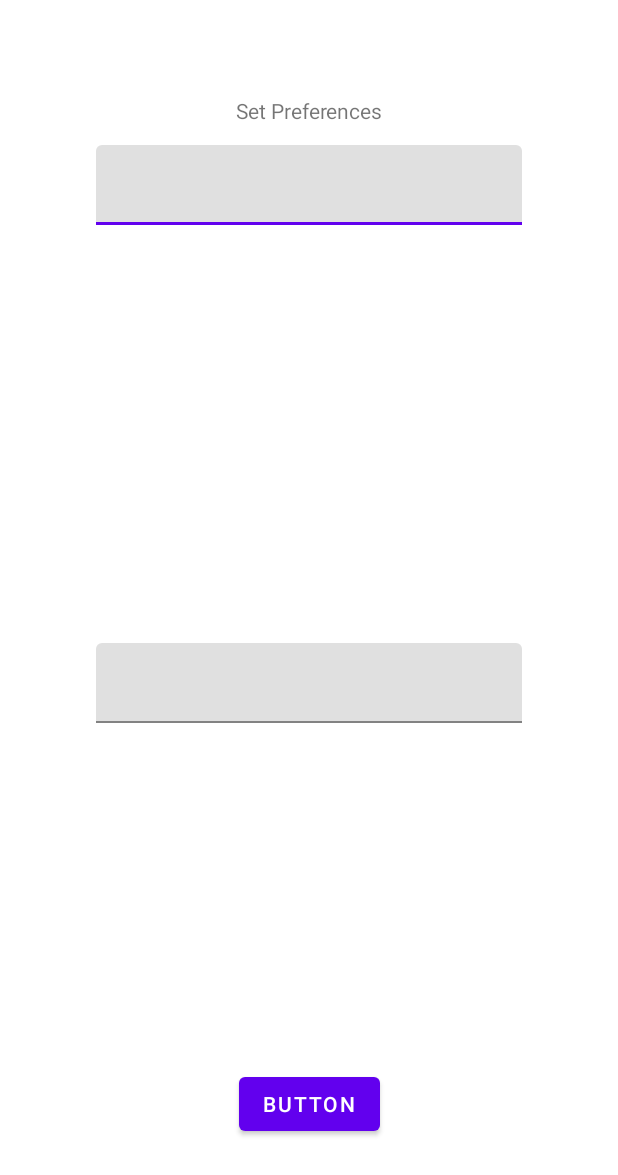
After one commit to evicky2002/Attendance-Tracker, an Android app: the GetPreferences screen opened directly, with no data from a screen before it, on a phone screen of 412 x 824 dp. The commit adds this screen. Shown: the top 1175 px of the screen. Run offline under Robolectric (Android 15) with nearby library versions, the phone set to English and light mode, and no system bars; our stand-ins replace Firebase (no records; nobody signed in at launch, a user with empty details on screens opened directly); 2 statements that could not run were skipped.

Commit message:
21/07/2022

```diff
--- /dev/null
+++ b/app/src/main/java/com/vignesh/attendancetracker/GetPreferences.kt
@@ -0,0 +1,54 @@
+package com.vignesh.attendancetracker
+
+import android.app.Application
+import android.content.Context
+import android.content.Intent
+import android.content.SharedPreferences
+import androidx.appcompat.app.AppCompatActivity
+import android.os.Bundle
+import android.os.Handler
+import android.util.Log
+import android.widget.Button
+import android.widget.EditText
+import android.widget.Toast
+import androidx.appcompat.widget.AppCompatEditText
+
+class GetPreferences : AppCompatActivity() {
+    private var TAG = "GetPreferences"
+    private lateinit var myApplication: GlobalStorage
+    private lateinit var sharedPreferences: SharedPreferences
+    private lateinit var editor: SharedPreferences.Editor
+    private var etDepartment: EditText? = null
+    private var etSemester: EditText? = null
+    private var btnSubmit: Button? = null
+    override fun onCreate(savedInstanceState: Bundle?) {
+        super.onCreate(savedInstanceState)
+        setContentView(R.layout.activity_get_preferences)
+        sharedPreferences = this.getSharedPreferences("USER_PREFERENCE", Context.MODE_PRIVATE)
+        editor = sharedPreferences.edit()
+
+        etDepartment = findViewById(R.id.etDepartment)
+        etSemester = findViewById(R.id.etSemester)
+        btnSubmit = findViewById(R.id.btnSubmit)
+        btnSubmit?.setOnClickListener{
+            if(etDepartment.toString().isNotEmpty() && etSemester.toString().isNotEmpty()){
+                editor.putString("DEPARTMENT",etDepartment?.text.toString().trim())
+                editor.putString("SEMESTER",etSemester?.text.toString().trim())
+                editor.commit()
+                Log.d(TAG,sharedPreferences.getString("SEMESTER","hi") as String)
+
+                startActivity(Intent(this,MainActivity::class.java))
+                finish()
+            }else{
+                Toast.makeText(this,"Enter everything",Toast.LENGTH_SHORT).show()
+            }
+        }
+    }
+
+    override fun finish() {
+        GlobalStorage.flag = true
+        myApplication = GlobalStorage(sharedPreferences.getString("DEPARTMENT","hi") as String, sharedPreferences.getString("SEMESTER","hi") as String)
+        super.finish()
+    }
+
+}
--- /dev/null
+++ b/app/src/main/java/com/vignesh/attendancetracker/dataModels/User.kt
@@ -0,0 +1,5 @@
+package com.vignesh.attendancetracker.dataModels
+
+data class User(
+    var subjectsList: ArrayList<NewSubject>
+)
--- /dev/null
+++ b/app/src/main/res/layout/activity_get_preferences.xml
@@ -0,0 +1,68 @@
+<?xml version="1.0" encoding="utf-8"?>
+<androidx.constraintlayout.widget.ConstraintLayout xmlns:android="http://schemas.android.com/apk/res/android"
+    xmlns:app="http://schemas.android.com/apk/res-auto"
+    xmlns:tools="http://schemas.android.com/tools"
+    android:layout_width="match_parent"
+    android:layout_height="match_parent"
+    android:layout_margin="32dp"
+    android:padding="32dp"
+    tools:context=".GetPreferences">
+
+    <TextView
+        android:id="@+id/textView2"
+        android:layout_width="wrap_content"
+        android:layout_height="wrap_content"
+        android:text="Set Preferences"
+        app:layout_constraintEnd_toEndOf="parent"
+        app:layout_constraintHorizontal_bias="0.5"
+        app:layout_constraintStart_toStartOf="parent"
+        app:layout_constraintTop_toTopOf="parent" />
+
+    <com.google.android.material.textfield.TextInputLayout
+        android:id="@+id/tf1"
+        android:layout_width="match_parent"
+        android:layout_height="wrap_content"
+        android:layout_marginTop="13dp"
+        app:layout_constraintEnd_toEndOf="parent"
+        app:layout_constraintStart_toStartOf="parent"
+        app:layout_constraintTop_toBottomOf="@+id/textView2">
+
+        <androidx.appcompat.widget.AppCompatEditText
+            android:id="@+id/etDepartment"
+            style="@style/Widget.MaterialComponents.TextInputLayout.OutlinedBox"
+            android:layout_width="match_parent"
+            android:layout_height="wrap_content"></androidx.appcompat.widget.AppCompatEditText>
+
+    </com.google.android.material.textfield.TextInputLayout>
+
+    <com.google.android.material.textfield.TextInputLayout
+        android:id="@+id/tf2"
+        android:layout_width="match_parent"
+        android:layout_height="wrap_content"
+
+        app:layout_constraintBottom_toBottomOf="parent"
+        app:layout_constraintEnd_toEndOf="parent"
+        app:layout_constraintStart_toStartOf="parent"
+        app:layout_constraintTop_toBottomOf="@+id/tf1">
+
+        <androidx.appcompat.widget.AppCompatEditText
+            android:id="@+id/etSemester"
+            style="@style/Widget.MaterialComponents.TextInputLayout.OutlinedBox"
+            android:layout_width="match_parent"
+            android:layout_height="wrap_content">
+
+        </androidx.appcompat.widget.AppCompatEditText>
+    </com.google.android.material.textfield.TextInputLayout>
+
+    <Button
+        android:id="@+id/btnSubmit"
+        android:layout_width="wrap_content"
+        android:layout_height="wrap_content"
+        android:text="Button"
+        app:layout_constraintBottom_toBottomOf="parent"
+        app:layout_constraintEnd_toEndOf="parent"
+        app:layout_constraintHorizontal_bias="0.5"
+        app:layout_constraintStart_toStartOf="parent"
+        app:layout_constraintTop_toBottomOf="@+id/etSemester" />
+
+</androidx.constraintlayout.widget.ConstraintLayout>
```
Also changed, not shown: app/src/main/AndroidManifest.xml (+4 -3 lines), app/src/main/java/com/vignesh/attendancetracker/GlobalStorage.kt (added, +147 -0 lines), app/src/main/java/com/vignesh/attendancetracker/LoginActivity.kt (+13 -1 lines), app/src/main/java/com/vignesh/attendancetracker/MainActivity.kt (+7 -0 lines), app/src/main/java/com/vignesh/attendancetracker/dataModels/NewSubject.kt (added, +11 -0 lines), app/src/main/java/com/vignesh/attendancetracker/fragments/DashboardFragment.kt (+14 -0 lines), app/src/main/java/com/vignesh/attendancetracker/fragments/HomeFragment.kt (+48 -21 lines), app/src/main/res/layout/fragment_dashboard.xml (+13 -0 lines), app/src/main/res/layout/fragment_home.xml (+25 -3 lines), app/src/main/java/com/vignesh/attendancetracker/Data.kt (added).
